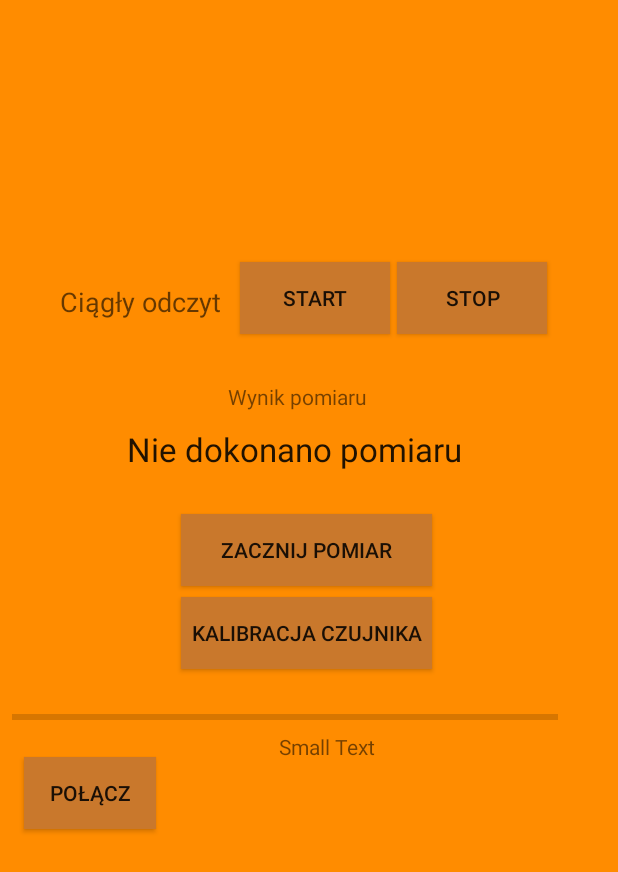
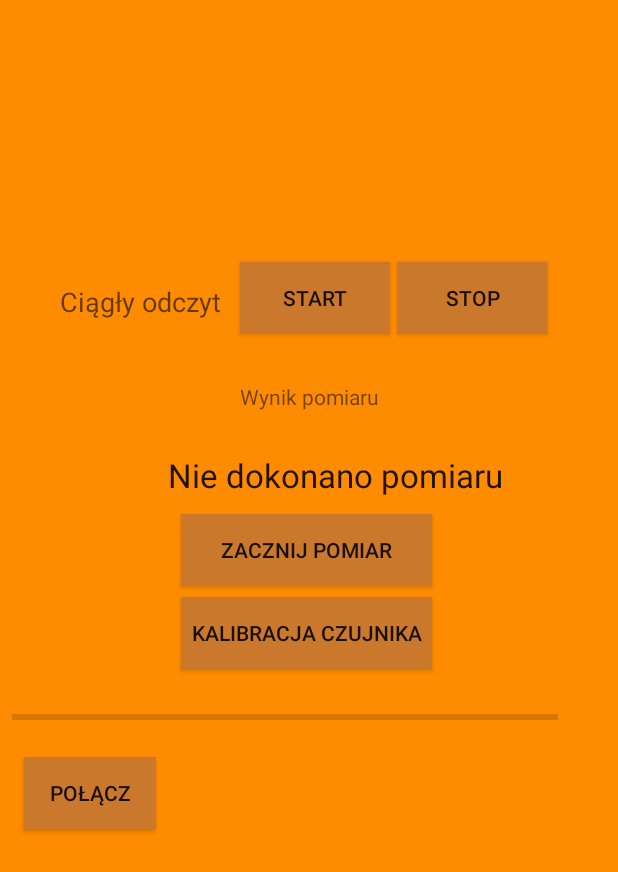
Before and after one commit to PUT-PTM/STMAlcoFon, an Android app: the screen it shows after launch (MainActivity), after a tap on "START", on a phone screen of 412 x 824 dp. Shown: the top 872 px of the screen. Run offline under Robolectric (Android 15) with nearby library versions, the phone set to English and light mode, and no system bars; libraries missing offline, so code that uses them is left out: com.github.mikephil.charting; 32 statements that could not run were skipped.

```diff
--- a/AndAlcoFon/app/src/main/AndroidManifest.xml
+++ b/AndAlcoFon/app/src/main/AndroidManifest.xml
@@ -29,4 +29,5 @@
     </application>
     <uses-permission android:name="android.permission.BLUETOOTH" />
     <uses-permission android:name="android.permission.BLUETOOTH_ADMIN" />
+
 </manifest>
--- a/AndAlcoFon/app/src/main/java/com/example/leszek/andalcofon/MainActivity.java
+++ b/AndAlcoFon/app/src/main/java/com/example/leszek/andalcofon/MainActivity.java
@@ -9,8 +9,6 @@ import android.os.AsyncTask;
 import android.os.Build;
 import android.os.Bundle;
 import android.support.v7.app.AppCompatActivity;
-import android.view.Menu;
-import android.view.MenuItem;
 import android.view.View;
 import android.widget.Button;
 import android.widget.ProgressBar;
@@ -32,9 +30,9 @@ import java.io.OutputStream;
 import java.lang.reflect.Method;
 import java.util.UUID;
 
-import static java.lang.Thread.sleep;
 
 public class MainActivity extends AppCompatActivity {
+
 
     private LineChart mChart;
     private RelativeLayout mLayout;
@@ -55,9 +53,10 @@ public class MainActivity extends AppCompatActivity {
     // MAC-address of Bluetooth module (you must edit this line)
     private static String address = "20:16:01:06:92:27";
 
-    // tworzenie wykresu
+
     public void createChart() {
         mLayout = (RelativeLayout) findViewById(R.id.wykres);
+
         //crate line chart
         mChart = new LineChart(this);
         //add to layout
@@ -99,7 +98,7 @@ public class MainActivity extends AppCompatActivity {
 
         YAxis y1 = mChart.getAxisLeft();
         y1.setTextColor(Color.WHITE);
-        y1.setAxisMaxValue(4096);
+        y1.setAxisMaxValue(150);
         y1.setDrawGridLines(true);
 
         YAxis y12 = mChart.getAxisRight();
@@ -117,14 +116,42 @@ public class MainActivity extends AppCompatActivity {
         polacz = (Button) findViewById(R.id.polacz);
         wynikPomiaru = (TextView) findViewById(R.id.wynikPomiaru);
         brakPomiaru = (TextView) findViewById(R.id.brakPomiaru);
-        test=(TextView) findViewById((R.id.test));
 
+    }
 
+    class OdczytCiagly extends AsyncTask<Void, Void, Void> {
+
+        @Override
+        protected void onPreExecute() {
+
+            // mConnectedThread.start();
+
+        }
+
+        @Override
+        protected Void doInBackground(Void... params) {
+            while (isstop != true) {
+                addEntry();
+                try {
+                    Thread.sleep(250);
+                } catch (InterruptedException e) {
+
+                }
+            }
+            return null;
+        }
+
+        @Override
+        protected void onPostExecute(Void result) {
+
+        }
 
     }
 
     // klasa do uzupełniania progressbaru
     class postep extends AsyncTask<Void, Void, Void> {
+        int waited = 0;
+
         @Override
         protected void onPreExecute() {
             wynikPomiaru.setText("");
@@ -134,7 +161,6 @@ public class MainActivity extends AppCompatActivity {
         protected Void doInBackground(Void... params) {
             mActive = true;
             try {
-                int waited = 0;
                 while (mActive && (waited <= TIMER_RUNTIME)) {
                     Thread.sleep(250);
                     if (mActive) {
@@ -150,37 +176,9 @@ public class MainActivity extends AppCompatActivity {
 
         @Override
         protected void onPostExecute(Void result) {
-        }
+            brakPomiaru.setText("koniec odliczania");
         }
 
-    // klasa do wypisywania teksu odiczania
-    class oczekiwanie extends AsyncTask<Void, Void, Void> {
-        @Override
-        protected void onPreExecute() {
-            brakPomiaru.setText("               Pomiar za 1 sekundę");
-        }
-
-        @Override
-        protected Void doInBackground(Void... params) {
-            mActive = true;
-            try {
-                int waited = 0;
-                while (mActive && (waited <= 1000)) {
-                    Thread.sleep(1000);
-                    waited += 1000;
-                }
-                // Thread.sleep(1000);
-            } catch (InterruptedException e) {
-                e.printStackTrace();
-            }
-            return null;
-        }
-
-        @Override
-        protected void onPostExecute(Void result) {
-            brakPomiaru.setText("Dmuchaj aż pasek postępu dojdzie do końca");
-            wynikPomiaru.setText(" ‰");
-        }
     }
 
     // metoda do wypełniania progressbaru
@@ -214,29 +212,13 @@ public class MainActivity extends AppCompatActivity {
             @Override
             public void onClick(View v) {
                 isstop = false;
-                new Thread(new Runnable() {
-                    @Override
-                    public void run() {
-                        for (int i = 0; i < 100; i++) {
-                            if (isstop == false) {
-                                runOnUiThread(new Runnable() {
-                                    @Override
-                                    public void run() {
-                                        mConnectedThread.start();
-                                        addEntry();
+                mConnectedThread = new ConnectedThread(btSocket);
+                try {
+                    mConnectedThread.write("C");
+                } catch (IOException e) {
+                    e.printStackTrace();
                 }
-                                });
-                                try {
-                                    sleep(1000);
-                                } catch (InterruptedException e) {
-
-                                }
-                            } else {
-                                break;
-                            }
-                        }
-                    }
-                }).start();
+                new OdczytCiagly().execute();
             }
         };
         pstart.setOnClickListener(pstartclick);
@@ -244,7 +226,6 @@ public class MainActivity extends AppCompatActivity {
         View.OnClickListener pomiarclick = new View.OnClickListener() {
             @Override
             public void onClick(View v) {
-                new oczekiwanie().execute();
                 new postep().execute();
             }
         };
@@ -258,7 +239,6 @@ public class MainActivity extends AppCompatActivity {
             }
         };
         kalibracja.setOnClickListener(kalibracjaclick);
-        // listener przycisku polacz
         View.OnClickListener polaczclick = new View.OnClickListener() {
             @Override
             public void onClick(View v) {
@@ -269,12 +249,6 @@ public class MainActivity extends AppCompatActivity {
                 } catch (IOException e) {
                 }
 
-
-                // Discovery is resource intensive.  Make sure it isn't going on
-                // when you attempt to connect and pass your message.
-                btAdapter.cancelDiscovery();
-
-
                 try {
                     btSocket.connect();
                 } catch (IOException e) {
@@ -283,17 +257,16 @@ public class MainActivity extends AppCompatActivity {
                     } catch (IOException e2) {
                     }
                 }
-                mConnectedThread = new ConnectedThread(btSocket);
-
             }
         };
         polacz.setOnClickListener(polaczclick);
     }
 
+
     public BluetoothSocket createBluetoothSocket(BluetoothDevice device) throws IOException {
         if (Build.VERSION.SDK_INT >= 10) {
             try {
-                final Method m = device.getClass().getMethod("createInsecureRfcommSocketToServiceRecord", new Class[] {UUID.class});
+                final Method m = device.getClass().getMethod("createInsecureRfcommSocketToServiceRecord", new Class[]{UUID.class});
                 return (BluetoothSocket) m.invoke(device, MY_UUID);
             } catch (Exception e) {
 
@@ -302,31 +275,13 @@ public class MainActivity extends AppCompatActivity {
         return device.createRfcommSocketToServiceRecord(MY_UUID);
     }
 
-    @Override
-    public void onResume() {
-        super.onResume();
 
-    }
-
-    @Override
-    public void onPause()
-    {
-        super.onPause();
-
-        try     {
-            btSocket.close();
-        } catch (IOException e2) {
-
-        }
-    }
     private void checkBTState() {
         // Check for Bluetooth support and then check to make sure it is turned on
         // Emulator doesn't support Bluetooth and will return null
-        if(btAdapter==null) {
-        }
-        else {
-            if (btAdapter.isEnabled())
-            {
+        if (btAdapter == null) {
+        } else {
+            if (btAdapter.isEnabled()) {
 
             } else {
                 //Prompt user to turn on Bluetooth
@@ -337,7 +292,7 @@ public class MainActivity extends AppCompatActivity {
     }
 
 
-
+    // wysyłanie danych do wykresu
     // wysyłanie danych do wykresu
     private void addEntry() {
         LineData data = mChart.getData();
@@ -349,7 +304,7 @@ public class MainActivity extends AppCompatActivity {
             }
             // add a new random value
             data.addXValue("");
-            data.addEntry(new Entry((int) PomiarADC, set.getEntryCount()), 0);
+            data.addEntry(new Entry((float) PomiarADC, set.getEntryCount()), 0);
 
             mChart.notifyDataSetChanged();
             mChart.setVisibleXRange(6);
@@ -375,27 +330,15 @@ public class MainActivity extends AppCompatActivity {
         return set;
     }
 
-    @Override
-    public boolean onCreateOptionsMenu(Menu menu) {
-        // Inflate the menu; this adds items to the action bar if it is present.
-        getMenuInflater().inflate(R.menu.menu_main, menu);
-        return true;
+
+    public void OnPause() {
+        try {
+            btSocket.close();
+        } catch (IOException e2) {
+        }
     }
 
-    @Override
-    public boolean onOptionsItemSelected(MenuItem item) {
-        // Handle action bar item clicks here. The action bar will
-        // automatically handle clicks on the Home/Up button, so long
-        // as you specify a parent activity in AndroidManifest.xml.
-        int id = item.getItemId();
 
-        //noinspection SimplifiableIfStatement
-        if (id == R.id.action_settings) {
-            return true;
-        }
-
-        return super.onOptionsItemSelected(item);
-    }
     public class ConnectedThread extends Thread {
         private final InputStream mmInStream;
         private final OutputStream mmOutStream;
@@ -409,7 +352,8 @@ public class ConnectedThread extends Thread {
             try {
                 tmpIn = socket.getInputStream();
                 tmpOut = socket.getOutputStream();
-        } catch (IOException e) { }
+            } catch (IOException e) {
+            }
 
             mmInStream = tmpIn;
             mmOutStream = tmpOut;
@@ -417,34 +361,24 @@ public class ConnectedThread extends Thread {
 
         public void run() {
             byte[] buffer = new byte[4];  // buffer store for the stream
-        int b1 = 0,b2=0,b3=0,b4=0; // bytes returned from read()
+            int bytes; // bytes returned from read()
 
             // Keep listening to the InputStream until an exception occurs
             try {
                 // Read from the InputStream
-               b1 = mmInStream.read(buffer);                 // Get number of bytes and message in "buffer";
-                test.setText(b1);
-                b2=mmInStream.read(buffer);
-                test.setText(b2);
-                b3=mmInStream.read(buffer);
-                test.setText(b3);
-                b4=mmInStream.read(buffer);
-                test.setText(b4);
+                bytes = mmInStream.read(buffer, 0, 4);                 // Get number of bytes and message in "buffer";
+
             } catch (IOException e) {
 
             }
-        PomiarADC=(((char)b1 -'0')*1000+((char)b2-'0')*100+((char)b3-'0')*10+(char)b4-'0');
-
+                PomiarADC = ((buffer[0] - '0' )* 1000)+((buffer[1] - '0' )* 100)+((buffer[2] - '0' )* 10)+(buffer[3] - '0' );
 
         }
 
         /* Call this from the main activity to send data to the remote device */
-    public void write(String wiadomosc) {
-        byte[] msgBuffer = wiadomosc.getBytes();
-        try {
-            mmOutStream.write(msgBuffer); // wysyłanie danych
-        } catch (IOException e) {
+        public void write(String wiadomosc) throws IOException {
+            String msg = wiadomosc;
+            mmOutStream.write(msg.getBytes()); // wysyłanie danych
         }
     }
 }
-}
--- a/AndAlcoFon/app/src/main/res/layout/activity_main.xml
+++ b/AndAlcoFon/app/src/main/res/layout/activity_main.xml
@@ -34,19 +34,19 @@ android:background="@color/colorbaza">
     android:layout_height="wrap_content"
     android:textAppearance="?android:attr/textAppearanceSmall"
     android:text="Wynik pomiaru"
-    android:id="@+id/TextViev1"
-    android:layout_x="152dp"
+    android:id="@+id/textView2"
+    android:layout_x="160dp"
     android:layout_y="255dp"
     android:background="@color/colorbaza"/>
 
 <TextView
-    android:layout_width="368dp"
+    android:layout_width="wrap_content"
     android:layout_height="wrap_content"
     android:textAppearance="?android:attr/textAppearanceLarge"
-    android:text="               Nie dokonano pomiaru"
+    android:text="                     Nie dokonano pomiaru"
     android:id="@+id/brakPomiaru"
-    android:layout_x="5dp"
-    android:layout_y="285dp"
+    android:layout_x="0dp"
+    android:layout_y="302dp"
     android:background="@color/colorbaza"/>
 
 <Button
@@ -74,8 +74,7 @@ android:background="@color/colorbaza">
     android:id="@+id/postep"
     android:layout_x="8dp"
     android:layout_y="458dp"
-    android:background="@color/colorbaza"
-    android:indeterminate="false" />
+    android:background="@color/colorbaza"/>
 
 <Button
     android:layout_width="wrap_content"
@@ -102,14 +101,5 @@ android:background="@color/colorbaza">
         android:layout_x="255dp"
         android:layout_y="255dp" />
 
-    <TextView
-        android:layout_width="76dp"
-        android:layout_height="29dp"
-        android:textAppearance="?android:attr/textAppearanceSmall"
-        android:text="Small Text"
-        android:id="@+id/test"
-        android:layout_x="186dp"
-        android:layout_y="488dp" />
-
 
 </AbsoluteLayout>
```
Lines whose indentation alone changed are shown as unchanged.
